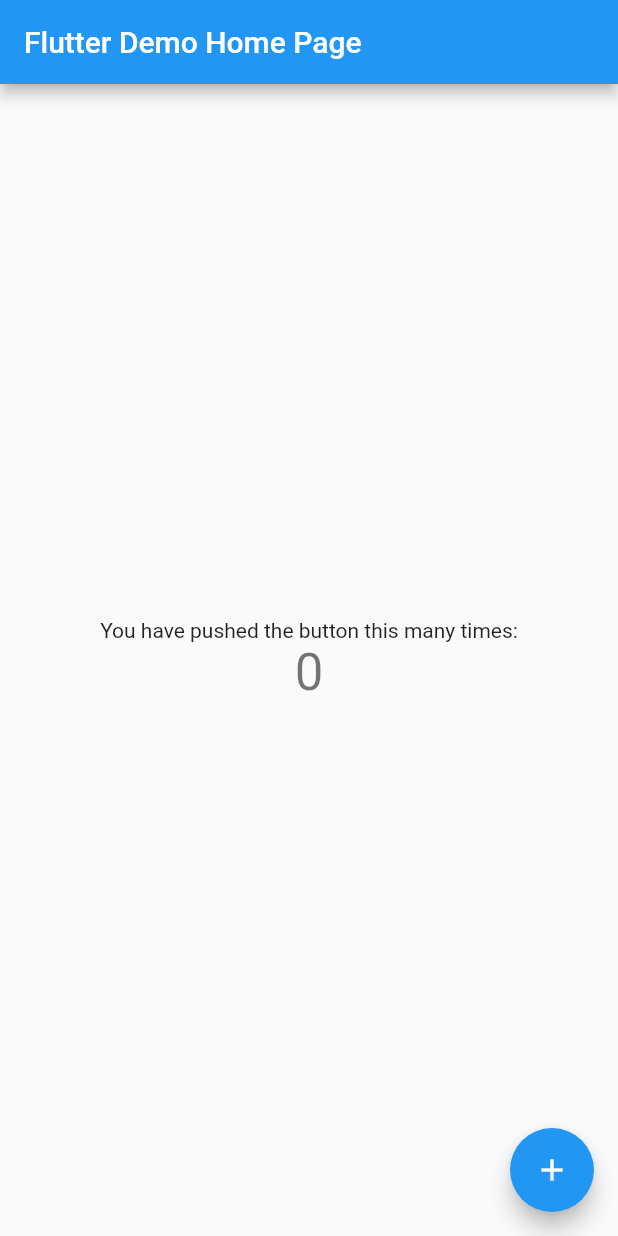
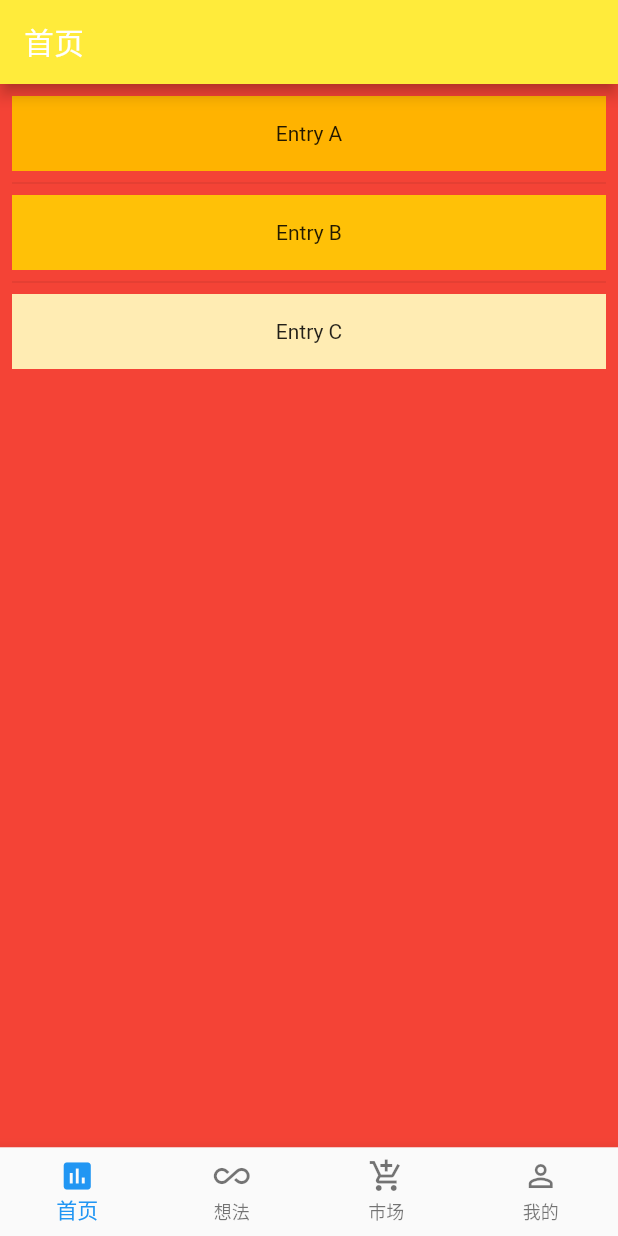
Before and after one commit to Unrealplace/flutterapp, a Flutter app: the screen it shows after launch, on a phone screen of 412 x 824 dp. Run offline on Flutter 3.47's test engine with Material 2 defaults, Android fonts, the phone set to English and light mode, and no system bars.

```diff
--- /dev/null
+++ b/flutter_demo1/lib/HomePage/home_page.dart
@@ -0,0 +1,52 @@
+import 'package:flutter/material.dart';
+
+class HomePage extends StatefulWidget{
+  @override
+  State<StatefulWidget> createState() => new _HomePageState();
+}
+
+class _HomePageState extends State<HomePage> {
+
+  @override
+  Widget build(BuildContext context) {
+    return new MaterialApp(
+      home: new Scaffold(
+        appBar: new AppBar(
+          backgroundColor: Colors.yellow,
+          title: new Text('首页'),
+          actions: <Widget>[
+            new Container()
+          ],
+        ),
+        body: new Center(
+          child: MyListView(),
+        ),
+        backgroundColor: Colors.red,
+      ),
+    );
+  }
+}
+
+class MyListView extends StatelessWidget {
+  final List<String> entries = <String>['A','B','C'];
+  final List<int> colorCodes = <int>[600,500,100];
+
+  @override
+  Widget build(BuildContext context) {
+    // TODO: implement build
+    return ListView.separated(
+      padding: const EdgeInsets.all(8),
+      itemCount: entries.length,
+      itemBuilder: (BuildContext context,int index) {
+        return Container(
+          height: 50,
+          color: Colors.amber[colorCodes[index]],
+          child: Center(
+            child: Text('Entry ${entries[index]}'),
+          ),
+        );
+      },
+      separatorBuilder: (BuildContext context,int index) => const Divider(),
+    );
+  }
+}
--- /dev/null
+++ b/flutter_demo1/lib/IdeaPage/idea_page.dart
@@ -0,0 +1,25 @@
+import 'package:flutter/material.dart';
+
+class IdeaPage extends StatefulWidget{
+  @override
+  State<StatefulWidget> createState() => new _IdeaPageState();
+}
+class _IdeaPageState extends State<IdeaPage> {
+
+  @override
+  Widget build(BuildContext context) {
+    return new MaterialApp(
+      home: new Scaffold(
+        appBar: new AppBar(
+          title: new Text('想法'),
+          actions: <Widget>[
+            new Container()
+          ],
+        ),
+        body: new Center(
+          child: null,
+        ),
+      ),
+    );
+  }
+}
--- /dev/null
+++ b/flutter_demo1/lib/MarketPage/market_page.dart
@@ -0,0 +1,20 @@
+import 'package:flutter/material.dart';
+class MarketPage extends StatefulWidget{
+  @override
+  State<StatefulWidget> createState() => new _MarketPageState();
+}
+class _MarketPageState extends State<MarketPage> {
+  @override
+  Widget build(BuildContext context) {
+    return new MaterialApp(
+      home: new Scaffold(
+          appBar: new AppBar(
+            title: new Text('市场'),
+            // 后面的省略
+            // ......
+          )
+      ),
+    );
+  }
+
+}
--- /dev/null
+++ b/flutter_demo1/lib/MyPage/my_page.dart
@@ -0,0 +1,25 @@
+import 'package:flutter/material.dart';
+
+class MyPage extends StatefulWidget{
+  @override
+  State<StatefulWidget> createState() => new _MyPageState();
+}
+
+class _MyPageState extends State<MyPage> {
+  @override
+  Widget build(BuildContext context) {
+    return new MaterialApp(
+      home: new Scaffold(
+        appBar: new AppBar(
+          title: new Text('我的'),
+          actions: <Widget>[
+            new Container()
+          ],
+        ),
+        body: new Center(
+          child: null,
+        ),
+      ),
+    );
+  }
+}
--- /dev/null
+++ b/flutter_demo1/lib/index/index.dart
@@ -0,0 +1,91 @@
+import 'package:flutter/material.dart';
+import 'package:flutter_demo1/IdeaPage/idea_page.dart';
+import 'package:flutter_demo1/HomePage/home_page.dart';
+import 'package:flutter_demo1/MarketPage/market_page.dart';
+import 'package:flutter_demo1/MyPage/my_page.dart';
+import 'package:flutter_demo1/view/navigation_icon_view.dart'; // 如果是在同一个包的路径下，可以直接使用对应的文件名
+
+// 创建一个 带有状态的 Widget Index
+class Index extends StatefulWidget {
+
+  //  固定的写法
+  @override
+  State<StatefulWidget> createState()  => new _IndexState();
+}
+
+// 要让主页面 Index 支持动效，要在它的定义中附加mixin类型的对象TickerProviderStateMixin
+class _IndexState extends State<Index> with TickerProviderStateMixin{
+
+  int _currentIndex = 0;    // 当前界面的索引值
+  List<NavigationIconView> _navigationViews;  // 底部图标按钮区域
+  List<StatefulWidget> _pageList;   // 用来存放我们的图标对应的页面
+  StatefulWidget _currentPage;  // 当前的显示页面
+
+  // 定义一个空的设置状态值的方法
+  void _rebuild() {
+    setState((){});
+  }
+
+  @override
+  void initState() {
+    super.initState();
+
+    // 初始化导航图标
+    _navigationViews = <NavigationIconView>[
+      new NavigationIconView(icon: new Icon(Icons.assessment), title: new Text("首页"), vsync: this), // vsync 默认属性和参数
+      new NavigationIconView(icon: new Icon(Icons.all_inclusive), title: new Text("想法"), vsync: this),
+      new NavigationIconView(icon: new Icon(Icons.add_shopping_cart), title: new Text("市场"), vsync: this),
+      new NavigationIconView(icon: new Icon(Icons.perm_identity), title: new Text("我的"), vsync: this),
+    ];
+
+    // 给每一个按钮区域加上监听
+    for (NavigationIconView view in _navigationViews) {
+      view.controller.addListener(_rebuild);
+    }
+
+    // 将我们 bottomBar 上面的按钮图标对应的页面存放起来，方便我们在点击的时候
+    _pageList = <StatefulWidget>[
+      new HomePage(),
+      new IdeaPage(),
+      new MarketPage(),
+      new MyPage()
+    ];
+    _currentPage = _pageList[_currentIndex];
+  }
+
+  @override
+  Widget build(BuildContext context) {
+
+    // 声明定义一个 底部导航的工具栏
+    final BottomNavigationBar bottomNavigationBar = new BottomNavigationBar(
+      items: _navigationViews
+          .map((NavigationIconView navigationIconView) => navigationIconView.item)
+          .toList(),  // 添加 icon 按钮
+      currentIndex: _currentIndex,  // 当前点击的索引值
+      type: BottomNavigationBarType.fixed,    // 设置底部导航工具栏的类型：fixed 固定
+      onTap: (int index){   // 添加点击事件
+        setState((){    // 点击之后，需要触发的逻辑事件
+          _navigationViews[_currentIndex].controller.reverse();
+          _currentIndex = index;
+          _navigationViews[_currentIndex].controller.forward();
+          _currentPage = _pageList[_currentIndex];
+        });
+      },
+    );
+
+    return new MaterialApp(
+      home: new Scaffold(
+        body: new Center(
+            child: _currentPage   // 动态的展示我们当前的页面
+        ),
+        bottomNavigationBar: bottomNavigationBar,   // 底部工具栏
+      ),
+
+      theme: new ThemeData(
+        primarySwatch: Colors.blue,   // 设置主题颜色
+      ),
+
+    );
+  }
+
+}
--- a/flutter_demo1/lib/main.dart
+++ b/flutter_demo1/lib/main.dart
@@ -1,111 +1,17 @@
 import 'package:flutter/material.dart';
+import 'package:flutter_demo1/index/index.dart';
 
-void main() => runApp(MyApp());
+void main() => runApp(new MyApp());
 
 class MyApp extends StatelessWidget {
-  // This widget is the root of your application.
   @override
   Widget build(BuildContext context) {
-    return MaterialApp(
+    return new MaterialApp(
       title: 'Flutter Demo',
-      theme: ThemeData(
-        // This is the theme of your application.
-        //
-        // Try running your application with "flutter run". You'll see the
-        // application has a blue toolbar. Then, without quitting the app, try
-        // changing the primarySwatch below to Colors.green and then invoke
-        // "hot reload" (press "r" in the console where you ran "flutter run",
-        // or simply save your changes to "hot reload" in a Flutter IDE).
-        // Notice that the counter didn't reset back to zero; the application
-        // is not restarted.
-        primarySwatch: Colors.blue,
+      theme: new ThemeData(
+        primarySwatch: Colors.red,
       ),
-      home: MyHomePage(title: 'Flutter Demo Home Page'),
+      home: new Index(),
     );
   }
 }
-
-class MyHomePage extends StatefulWidget {
-  MyHomePage({Key key, this.title}) : super(key: key);
-
-  // This widget is the home page of your application. It is stateful, meaning
-  // that it has a State object (defined below) that contains fields that affect
-  // how it looks.
-
-  // This class is the configuration for the state. It holds the values (in this
-  // case the title) provided by the parent (in this case the App widget) and
-  // used by the build method of the State. Fields in a Widget subclass are
-  // always marked "final".
-
-  final String title;
-
-  @override
-  _MyHomePageState createState() => _MyHomePageState();
-}
-
-class _MyHomePageState extends State<MyHomePage> {
-  int _counter = 0;
-
-  void _incrementCounter() {
-    setState(() {
-      // This call to setState tells the Flutter framework that something has
-      // changed in this State, which causes it to rerun the build method below
-      // so that the display can reflect the updated values. If we changed
-      // _counter without calling setState(), then the build method would not be
-      // called again, and so nothing would appear to happen.
-      _counter++;
-    });
-  }
-
-  @override
-  Widget build(BuildContext context) {
-    // This method is rerun every time setState is called, for instance as done
-    // by the _incrementCounter method above.
-    //
-    // The Flutter framework has been optimized to make rerunning build methods
-    // fast, so that you can just rebuild anything that needs updating rather
-    // than having to individually change instances of widgets.
-    return Scaffold(
-      appBar: AppBar(
-        // Here we take the value from the MyHomePage object that was created by
-        // the App.build method, and use it to set our appbar title.
-        title: Text(widget.title),
-      ),
-      body: Center(
-        // Center is a layout widget. It takes a single child and positions it
-        // in the middle of the parent.
-        child: Column(
-          // Column is also a layout widget. It takes a list of children and
-          // arranges them vertically. By default, it sizes itself to fit its
-          // children horizontally, and tries to be as tall as its parent.
-          //
-          // Invoke "debug painting" (press "p" in the console, choose the
-          // "Toggle Debug Paint" action from the Flutter Inspector in Android
-          // Studio, or the "Toggle Debug Paint" command in Visual Studio Code)
-          // to see the wireframe for each widget.
-          //
-          // Column has various properties to control how it sizes itself and
-          // how it positions its children. Here we use mainAxisAlignment to
-          // center the children vertically; the main axis here is the vertical
-          // axis because Columns are vertical (the cross axis would be
-          // horizontal).
-          mainAxisAlignment: MainAxisAlignment.center,
-          children: <Widget>[
-            Text(
-              'You have pushed the button this many times:',
-            ),
-            Text(
-              '$_counter',
-              style: Theme.of(context).textTheme.display1,
-            ),
-          ],
-        ),
-      ),
-      floatingActionButton: FloatingActionButton(
-        onPressed: _incrementCounter,
-        tooltip: 'Increment',
-        child: Icon(Icons.add),
-      ), // This trailing comma makes auto-formatting nicer for build methods.
-    );
-  }
-}
--- /dev/null
+++ b/flutter_demo1/lib/view/navigation_icon_view.dart
@@ -0,0 +1,21 @@
+import 'package:flutter/material.dart';
+
+// 创建一个 Icon 展示控件
+class NavigationIconView {
+
+  // 创建两个属性，一个是 用来展示 icon， 一个是动画处理
+  final BottomNavigationBarItem item;
+  final AnimationController controller;
+
+  // 类似于 java 中的构造方法
+  // 创建 NavigationIconView 需要传入三个参数， icon 图标，title 标题， TickerProvider
+  NavigationIconView({Widget icon, Widget title, TickerProvider vsync}):
+        item = new BottomNavigationBarItem(
+          icon: icon,
+          title: title,
+        ),
+        controller = new AnimationController(
+            duration: kThemeAnimationDuration,    // 设置动画持续的时间
+            vsync: vsync                          // 默认属性和参数
+        );
+}
```
Also changed, not shown: flutter_demo1/pubspec.lock, 1 other file.
